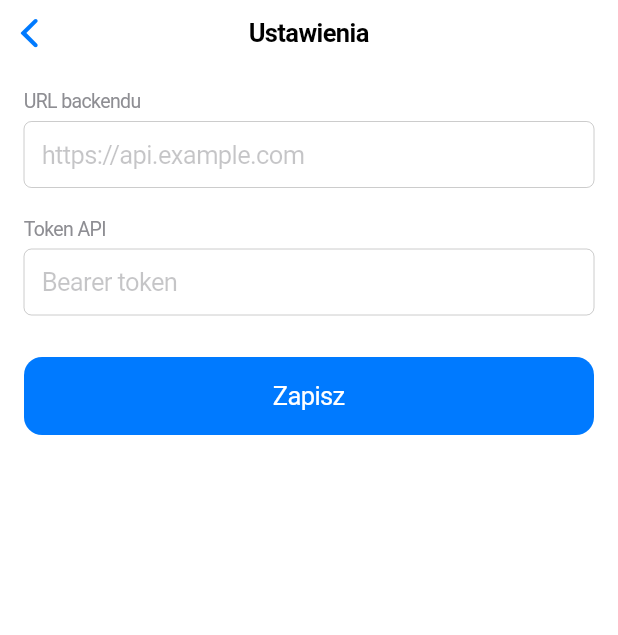
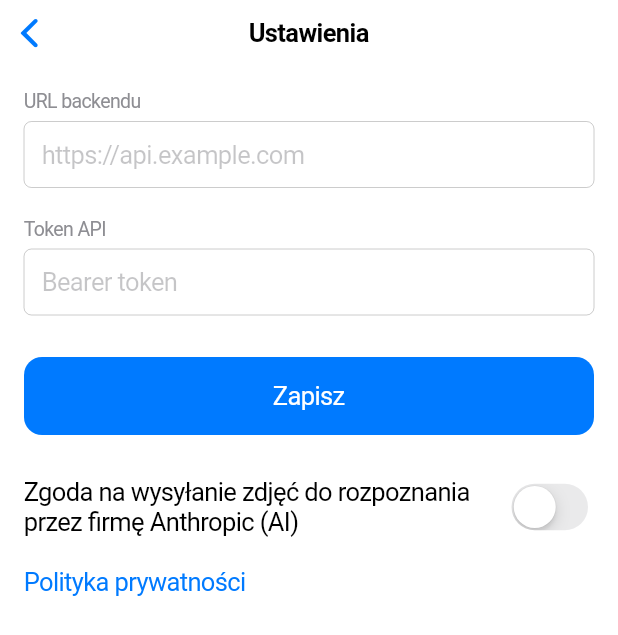
Before and after one commit to arekbr/Inwentaryzacja-Mobile, a Flutter app: the SettingsPage screen opened directly, on a phone screen of 412 x 824 dp. Shown: the top 635 px of the screen. Run offline on Flutter 3.47's test engine with Material 3 defaults, Android fonts, the phone set to English and light mode, and no system bars; our stand-ins replace flutter_riverpod, image_picker, shared_preferences; accounts and stored records are empty.

Commit message:
feat(ios): zgoda na wysyłkę do AI, nazwa, ikona i tryb tylko na iPhone'a

```diff
--- a/flutter-app/lib/settings/settings_page.dart
+++ b/flutter-app/lib/settings/settings_page.dart
@@ -1,6 +1,7 @@
 import 'package:flutter/cupertino.dart';
 import 'package:flutter_riverpod/flutter_riverpod.dart';
 
+import 'ai_consent.dart';
 import 'settings_provider.dart';
 
 class SettingsPage extends ConsumerStatefulWidget {
@@ -25,6 +26,7 @@ class _SettingsPageState extends ConsumerState<SettingsPage> {
   @override
   Widget build(BuildContext context) {
     final settingsAsync = ref.watch(settingsProvider);
+    final aiConsent = ref.watch(aiConsentProvider).asData?.value ?? false;
 
     settingsAsync.whenData((s) {
       if (!_hydrated) {
@@ -90,6 +92,30 @@ class _SettingsPageState extends ConsumerState<SettingsPage> {
                 },
                 child: const Text('Zapisz'),
               ),
+              const SizedBox(height: 28),
+              Row(
+                children: [
+                  const Expanded(
+                    child: Text(
+                      'Zgoda na wysyłanie zdjęć do rozpoznania przez firmę Anthropic (AI)',
+                    ),
+                  ),
+                  const SizedBox(width: 12),
+                  CupertinoSwitch(
+                    value: aiConsent,
+                    onChanged: (value) => ref
+                        .read(aiConsentProvider.notifier)
+                        .setGranted(value),
+                  ),
+                ],
+              ),
+              const SizedBox(height: 8),
+              const CupertinoButton(
+                padding: EdgeInsets.zero,
+                alignment: Alignment.centerLeft,
+                onPressed: openPrivacyPolicy,
+                child: Text('Polityka prywatności'),
+              ),
             ],
           ),
         ),
--- a/flutter-app/pubspec.yaml
+++ b/flutter-app/pubspec.yaml
@@ -39,6 +39,7 @@ dependencies:
   http: ^1.6.0
   image_picker: ^1.2.2
   image: ^4.8.0
+  url_launcher: ^6.3.3
 
 dev_dependencies:
   flutter_test:
@@ -50,6 +51,8 @@ dev_dependencies:
   # package. See that file for information about deactivating specific lint
   # rules and activating additional ones.
   flutter_lints: ^6.0.0
+  image_picker_platform_interface: ^2.11.2
+  plugin_platform_interface: ^2.1.8
 
 # For information on the generic Dart part of this file, see the
 # following page: https://dart.dev/tools/pub/pubspec
```
Also changed, not shown: flutter-app/lib/app/home_page.dart (+4 -3 lines), flutter-app/lib/photo/camera_page.dart (+8 -0 lines), flutter-app/lib/settings/ai_consent.dart (added, +67 -0 lines), flutter-app/pubspec.lock, 20 other files.
